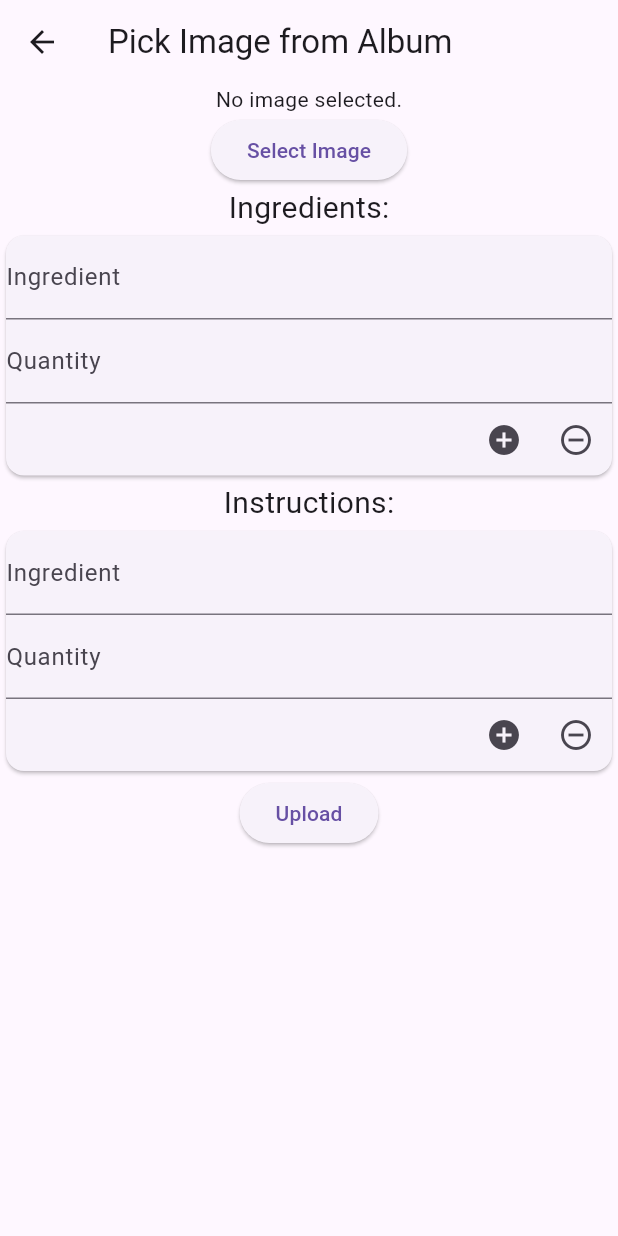
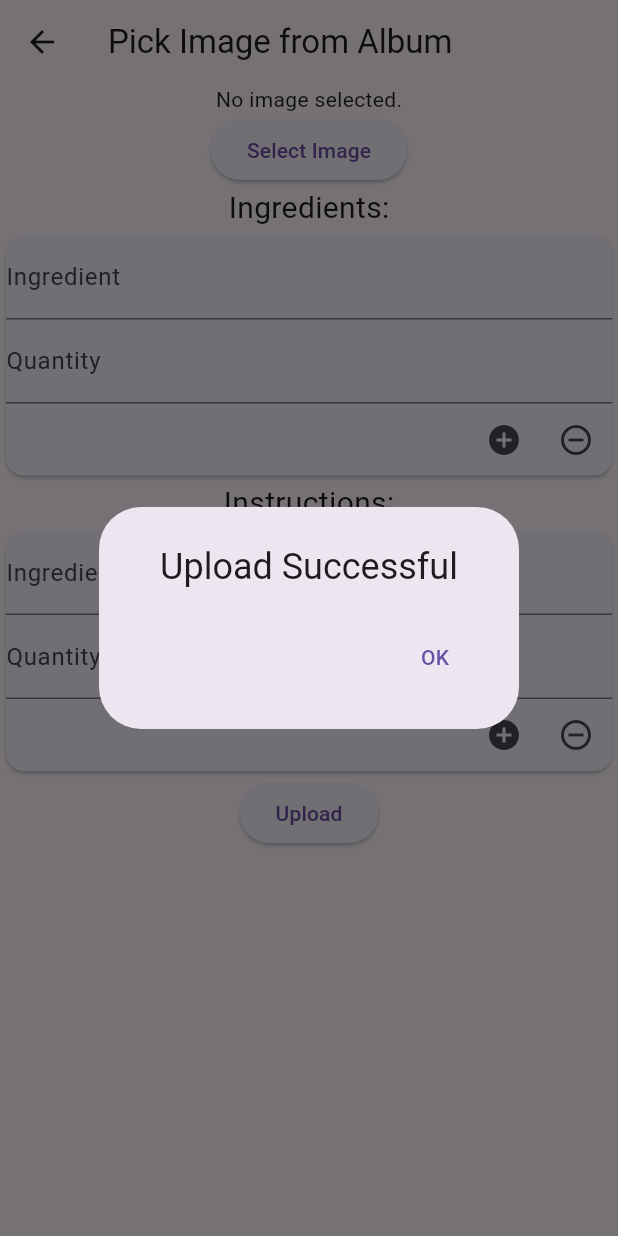
Before and after one commit to YuJieWu5/ten_mins_five_ingredients, a Flutter app: the UploadRecipePage screen opened by its route, after a tap on "Upload", on a phone screen of 412 x 824 dp. Run offline on Flutter 3.47's test engine with Material 3 defaults, Android fonts, the phone set to English and light mode, and no system bars; our stand-ins replace camera, carousel_slider, go_router, image_picker, permission_handler.

Commit message:
Add alertdialog on upload_recipe_page.dart

```diff
--- a/lib/upload_recipe_page.dart
+++ b/lib/upload_recipe_page.dart
@@ -1,6 +1,7 @@
 import 'dart:io';
 import 'package:flutter/material.dart';
 import 'package:image_picker/image_picker.dart';
+import 'package:go_router/go_router.dart';
 
 class UploadRecipePage extends StatefulWidget {
   const UploadRecipePage({super.key});
@@ -131,6 +132,29 @@ class _UploadRecipePageState extends State<UploadRecipePage> {
     return instructionTextFieldList;
   }
 
+  void _onUploadPressed(){
+    //TODO: call uploadRecipe API, save input data to database
+    _openAlertDialog(context);
+  }
+
+  void _openAlertDialog(BuildContext context){
+    //TODO: save the recipe data to database
+    showDialog(
+        context: context,
+        builder: (BuildContext context) {
+          return AlertDialog(
+              title: const Center(child: Text('Upload Successful')),
+              actions: <Widget>[
+                TextButton(
+                  onPressed: () => context.go('/'),
+                  child: const Text('OK'),
+                )
+              ],
+          );
+        }
+      );
+  }
+
 
   @override
   Widget build(BuildContext context) {
@@ -167,7 +191,7 @@ class _UploadRecipePageState extends State<UploadRecipePage> {
                   )
               ),
               ElevatedButton(
-                  onPressed: (){},
+                  onPressed: _onUploadPressed,
                   child: const Text("Upload")
               )
             ],
```
